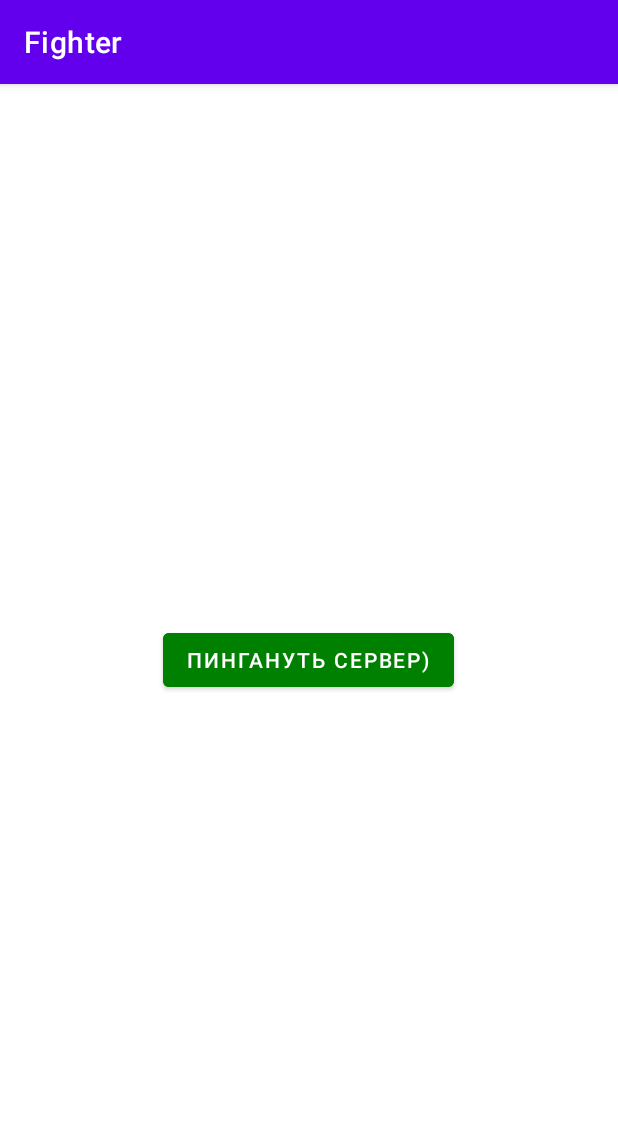
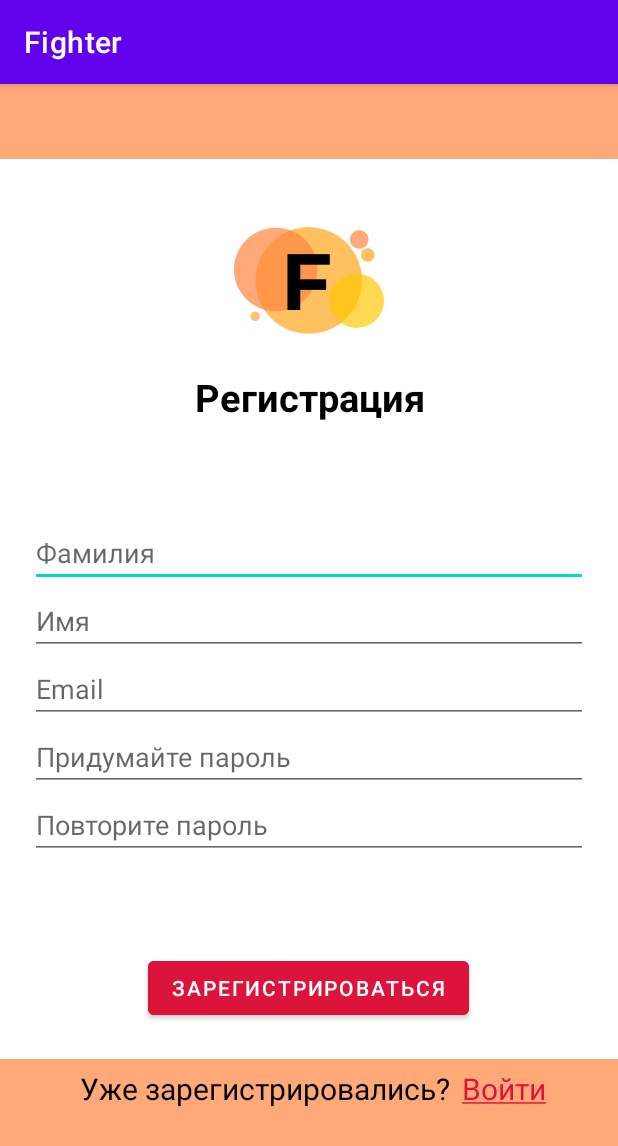
Before and after one commit to mishafominih/Fighter, an Android app: the screen it shows after launch (MainActivity), on a phone screen of 412 x 824 dp. Shown: the top 1146 px of the screen. Run offline under Robolectric (Android 15) with nearby library versions, the phone set to English and light mode, and no system bars.

Commit message:
Сверстал макет для регистрации, написал запрос на сервер

```diff
--- a/mobile/app/src/main/java/com/example/fighter/MainActivity.java
+++ b/mobile/app/src/main/java/com/example/fighter/MainActivity.java
@@ -3,45 +3,54 @@ package com.example.fighter;
 import androidx.appcompat.app.AppCompatActivity;
 
 import android.os.Bundle;
-import android.util.Log;
+import android.widget.EditText;
 import android.widget.Toast;
 
 import org.json.JSONException;
+import org.json.JSONObject;
 
-import java.io.IOException;
-
-import okhttp3.Call;
-import okhttp3.Callback;
-import okhttp3.Response;
+import java.security.Key;
+import java.util.ArrayList;
+import java.util.HashMap;
+import java.util.List;
 
 
 public class MainActivity extends AppCompatActivity {
 
-    String adress = "http://127.0.0.1:5000/time";
     @Override
     protected void onCreate(Bundle savedInstanceState) {
         super.onCreate(savedInstanceState);
         setContentView(R.layout.activity_main);
 
-        findViewById(R.id.button_ping_server).setOnClickListener(view -> {
-            new MyRequest().Call("time", (res) -> {
-                runOnUiThread(new Runnable() {
-                    @Override
-                    public void run() {
-                        try {
-                            Toast.makeText(MainActivity.this, res.getString("result"), Toast.LENGTH_LONG).show();
-                        } catch (JSONException e) {
-                            e.printStackTrace();
-                        }
+        //  Словарь для получения заполненных данных
+        HashMap<String, Integer> sources = new HashMap<>();
+        sources.put("surname", R.id.edit_text_registration_surname);
+        sources.put("firstname", R.id.edit_text_registration_firstname);
+        sources.put("login", R.id.edit_text_registration_email);
+        sources.put("pass", R.id.edit_text_registration_password);
+
+        findViewById(R.id.button_registration).setOnClickListener(view -> {
+            JSONObject params = new JSONObject();
+            try {
+                // Набираем данные для запроса
+                for (String key: sources.keySet()) {
+                    EditText edit =  (EditText) findViewById(sources.get(key));
+                    params.put(key, edit.getText().toString());
+                }
+            } catch (JSONException e) {
+                e.printStackTrace();
+            }
+            // Сам запрос
+            new MyRequest().Call("registration", params, (res) -> {
+                runOnUiThread(() -> {
+                    try {
+                        Toast.makeText(MainActivity.this, res.getString("result"), Toast.LENGTH_LONG).show();
+                    } catch (JSONException e) {
+                        e.printStackTrace();
                     }
                 });
             }, (fail) ->{
-                runOnUiThread(new Runnable() {
-                    @Override
-                    public void run() {
-                        Toast.makeText(MainActivity.this, fail.getMessage(), Toast.LENGTH_LONG).show();
-                    }
-                });
+                runOnUiThread(() -> Toast.makeText(MainActivity.this, fail.getMessage(), Toast.LENGTH_LONG).show());
             });
         });
     }
--- a/mobile/app/src/main/java/com/example/fighter/MyRequest.java
+++ b/mobile/app/src/main/java/com/example/fighter/MyRequest.java
@@ -10,33 +10,59 @@ import org.json.JSONObject;
 
 import java.io.IOException;
 import java.util.HashMap;
+import java.util.Iterator;
 
 import okhttp3.Call;
 import okhttp3.Callback;
+import okhttp3.FormBody;
 import okhttp3.OkHttpClient;
 import okhttp3.Request;
+import okhttp3.RequestBody;
 import okhttp3.Response;
 
 public class MyRequest {
 
+    public void Call(String path, JSONObject params, Responsble<JSONObject> resp, Failurable<IOException> fail){
+        call(path, params, resp, fail);
+    }
+
+    public void Call(String path, JSONObject params, Responsble<JSONObject> resp){
+        call(path, params, resp, this::baseFail);
+    }
+
     public void Call(String path, Responsble<JSONObject> resp, Failurable<IOException> fail){
-        call(path, resp, fail);
+        call(path, new JSONObject(), resp, fail);
     }
 
     public void Call(String path, Responsble<JSONObject> resp){
-        call(path, resp, this::baseFail);
+        call(path, new JSONObject(), resp, this::baseFail);
     }
 
     private void baseFail(IOException ex){
         Log.i("connect_fail", ex.getMessage());
     }
 
-    private void call(String path, Responsble<JSONObject> resp, Failurable<IOException> fail){
+    private RequestBody build_params(JSONObject params){
+        FormBody.Builder formbody = new FormBody.Builder();
+        for (Iterator<String> it = params.keys(); it.hasNext(); ) {
+            String key = it.next();
+            try {
+                formbody.add(key, (String) params.get(key));
+            } catch (JSONException e) {
+                e.printStackTrace();
+            }
+        }
+        return formbody.build();
+    }
+
+    private void call(String path, JSONObject params, Responsble<JSONObject> resp, Failurable<IOException> fail){
         String url = "http://10.0.2.2:5000/";
+
         OkHttpClient okHttpClient = new OkHttpClient();
         Request request = new Request
                 .Builder()
                 .url(url + path)
+                .post(build_params(params))
                 .build();
         okHttpClient.newCall(request).enqueue(new Callback() {
             @Override
--- a/mobile/app/src/main/res/layout/activity_main.xml
+++ b/mobile/app/src/main/res/layout/activity_main.xml
@@ -1,18 +1,122 @@
 <?xml version="1.0" encoding="utf-8"?>
 <LinearLayout xmlns:android="http://schemas.android.com/apk/res/android"
+    xmlns:app="http://schemas.android.com/apk/res-auto"
     android:orientation="vertical"
     xmlns:tools="http://schemas.android.com/tools"
-    android:gravity="center"
+    android:background="#FFA979"
     android:layout_width="match_parent"
     android:layout_height="match_parent">
 
-    <Button
-        android:id="@+id/button_ping_server"
-        android:layout_width="wrap_content"
-        android:layout_height="wrap_content"
-        android:backgroundTint="#008000"
-        android:text="Пингануть сервер)"
-        tools:layout_editor_absoluteX="107dp"
-        tools:layout_editor_absoluteY="341dp" />
+    <LinearLayout
+        android:layout_marginTop="50dp"
+        android:layout_width="match_parent"
+        android:layout_height="600dp"
+        android:background="#FFFFFF"
+        android:orientation="vertical"
+        android:gravity="center">
+
+        <ImageView
+            android:id="@+id/imageView"
+            android:layout_width="100dp"
+            android:layout_height="100dp"
+            android:layout_marginBottom="15dp"
+            app:srcCompat="@drawable/logo" />
+
+        <TextView
+            android:id="@+id/textView"
+            android:layout_width="200dp"
+            android:layout_height="40dp"
+            android:textSize="25dp"
+            android:textColor="@color/black"
+            android:textStyle="bold"
+            android:gravity="center_horizontal|center_vertical"
+            android:text="Регистрация" />
+
+        <LinearLayout
+            android:layout_width="match_parent"
+            android:layout_height="350dp"
+            android:background="#FFFFFF"
+            android:orientation="vertical"
+            android:layout_marginHorizontal="20dp"
+            android:gravity="center">
+
+            <EditText
+                android:id="@+id/edit_text_registration_surname"
+                android:layout_width="match_parent"
+                android:layout_height="wrap_content"
+                android:ems="10"
+                android:inputType="textPersonName"
+                android:hint="Фамилия" />
+
+            <EditText
+                android:id="@+id/edit_text_registration_firstname"
+                android:layout_width="match_parent"
+                android:layout_height="wrap_content"
+                android:ems="10"
+                android:inputType="textPersonName"
+                android:hint="Имя" />
+
+            <EditText
+                android:id="@+id/edit_text_registration_email"
+                android:layout_width="match_parent"
+                android:layout_height="wrap_content"
+                android:ems="10"
+                android:inputType="textEmailAddress"
+                android:hint="Email" />
+
+            <EditText
+                android:id="@+id/edit_text_registration_password"
+                android:layout_width="match_parent"
+                android:layout_height="wrap_content"
+                android:ems="10"
+                android:inputType="textPassword"
+                android:hint="Придумайте пароль" />
+
+            <EditText
+                android:id="@+id/edit_text_registration_password_repeat"
+                android:layout_width="match_parent"
+                android:layout_height="wrap_content"
+                android:ems="10"
+                android:inputType="textPassword"
+                android:hint="Повторите пароль" />
+
+        </LinearLayout>
+
+        <Button
+            android:id="@+id/button_registration"
+            android:layout_width="wrap_content"
+            android:layout_height="wrap_content"
+            android:backgroundTint="#DC143C"
+            android:text="Зарегистрироваться"
+            tools:layout_editor_absoluteX="107dp"
+            tools:layout_editor_absoluteY="341dp" />
+
+    </LinearLayout>
+
+
+    <LinearLayout
+        android:layout_width="match_parent"
+        android:layout_height="40dp"
+        android:gravity="center">
+
+        <TextView
+            android:id="@+id/textView1"
+            android:layout_width="260dp"
+            android:layout_height="40dp"
+            android:textSize="20dp"
+            android:textColor="@color/black"
+            android:gravity="center_horizontal|center_vertical"
+            android:text="Уже зарегистрировались?" />
+
+        <TextView
+            android:id="@+id/textView2"
+            android:layout_width="60dp"
+            android:layout_height="40dp"
+            android:textSize="20dp"
+            android:textColor="#DC143C"
+            android:gravity="center_horizontal|center_vertical"
+            android:text="@string/sign_in" />
+
+    </LinearLayout>
 
 </LinearLayout>
--- a/mobile/app/src/main/res/values/strings.xml
+++ b/mobile/app/src/main/res/values/strings.xml
@@ -1,3 +1,4 @@
 <resources>
     <string name="app_name">Fighter</string>
+    <string name="sign_in"><u>Войти</u></string>
 </resources>
```
Also changed, not shown: mobile/app/src/main/res/drawable-v24/logo.png (added).
